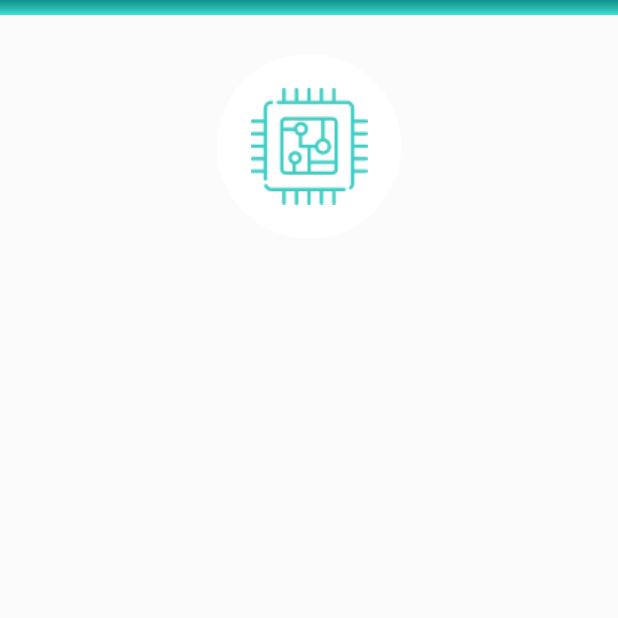
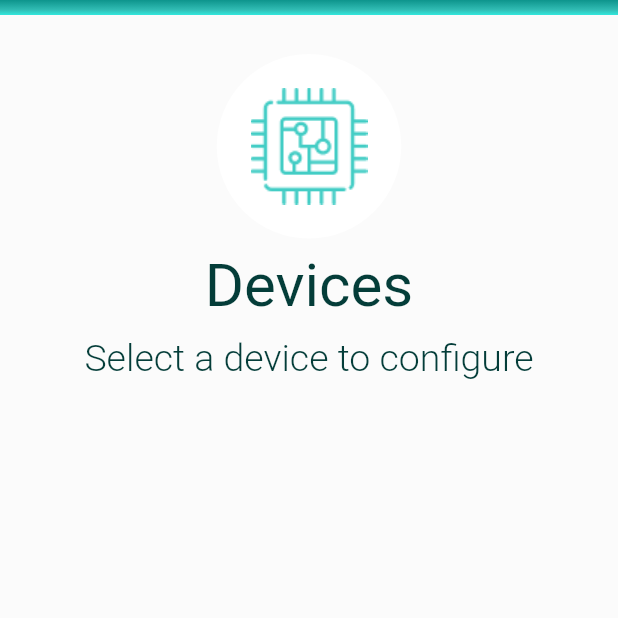
Before and after one commit to slipiduche/deviceapp, a Flutter app: the screen it shows after launch, after a tap on "START", on a phone screen of 412 x 824 dp, the top half of it. Run offline on Flutter 3.47's test engine with Material 2 defaults, Android fonts, the phone set to English and light mode, and no system bars.

Commit message:
Aplicacion  estructura de pagina device lista

```diff
--- a/lib/src/pages/devices_page.dart
+++ b/lib/src/pages/devices_page.dart
@@ -33,7 +33,23 @@ class _DevicePageState extends State<DevicePage> {
                 borderRadius: BorderRadius.circular(100.00)),
               child: devicesIcon(98.0, colorMedico),
             ),
-          ]
+                  SizedBox(
+          height: 8.0,
+        ),
+        Text(
+          'Devices',
+          style: TextStyle(
+              color: colorVN, fontSize: 40.0, fontWeight: FontWeight.w400),
+        ),
+        SizedBox(
+          height: 10.0,
+        ),
+        Text('Select a device to configure',
+            style: TextStyle(
+                color: colorVN, fontSize: 25.0, fontWeight: FontWeight.w300)),
+        SizedBox(
+          height: 10.0,
+        ),]
       ),
       //child:Colum()
     )));
--- a/lib/src/pages/home_page.dart
+++ b/lib/src/pages/home_page.dart
@@ -38,9 +38,9 @@ class HomePage extends StatelessWidget {
         SizedBox(
           height: 10.0,
         ),
-        Text('help',
+        Text('Help',
             style: TextStyle(
-                color: colorVN, fontSize: 30.0, fontWeight: FontWeight.w300)),
+                color: colorVN, fontSize: 25.0, fontWeight: FontWeight.w300)),
         SizedBox(
           height: 10.0,
         ),
```
